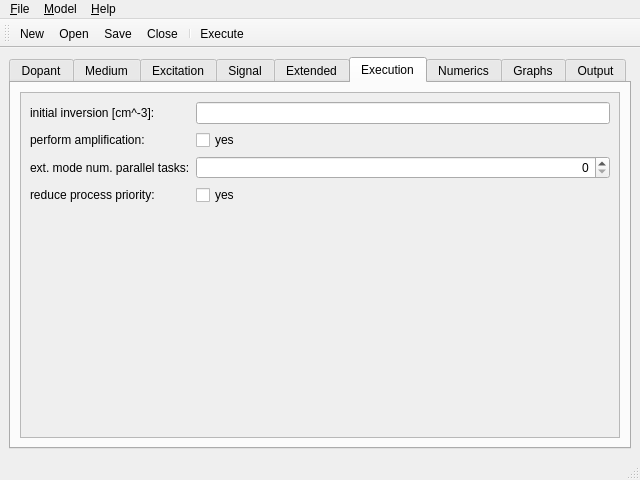
Qt form npamp/mainwin.ui (vsemionov/npamp) before a commit.
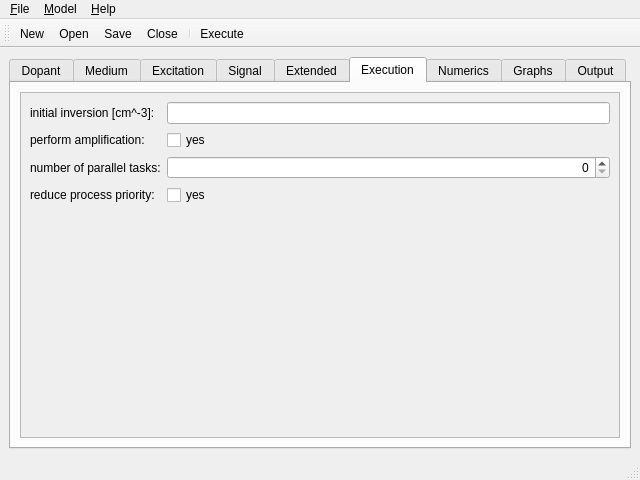
The same form after that commit. The open tabs and pages were chosen to show the change. Icons and pictures are not drawn.

Commit message: parameter label

```diff
--- a/npamp/mainwin.ui
+++ b/npamp/mainwin.ui
@@ -792,7 +792,7 @@
             <item row="2" column="0">
              <widget class="QLabel" name="label_num_tasks">
               <property name="text">
-               <string>ext. mode num. parallel tasks:</string>
+               <string>number of parallel tasks:</string>
               </property>
              </widget>
             </item>
```
